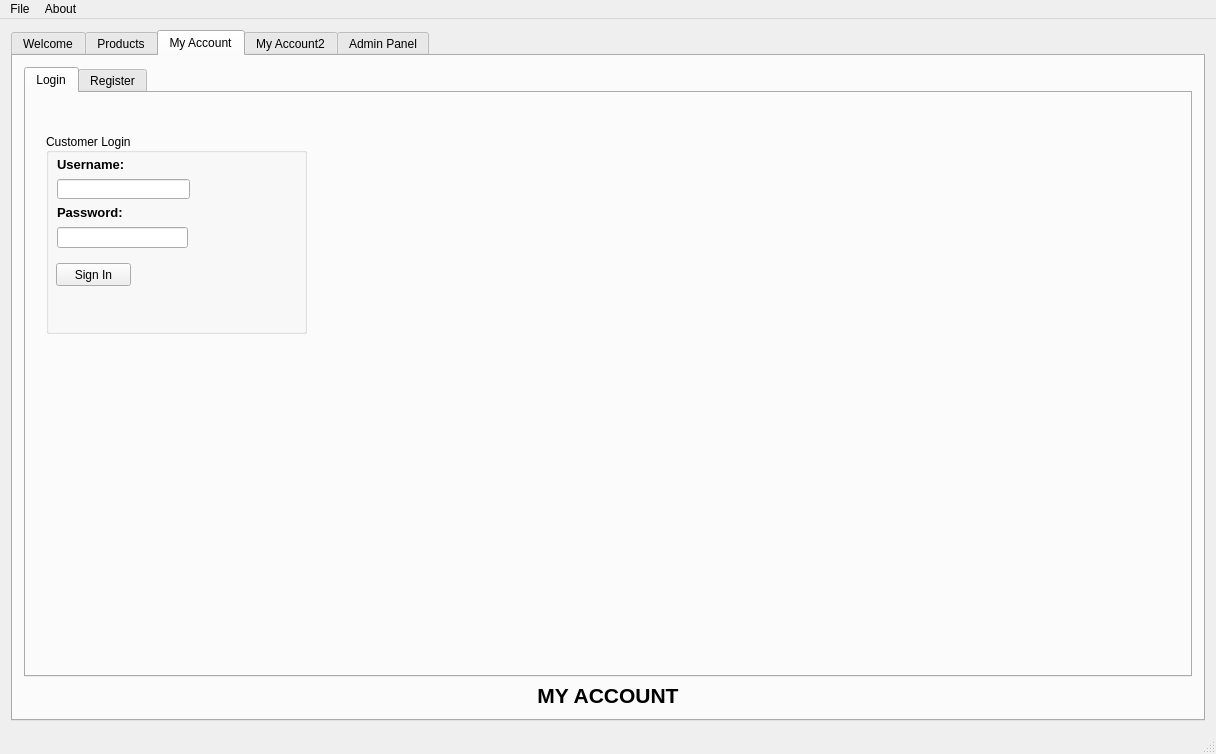
Old version of the form qt/mainwindow.ui in the repository minipunch/cs1cproject2.
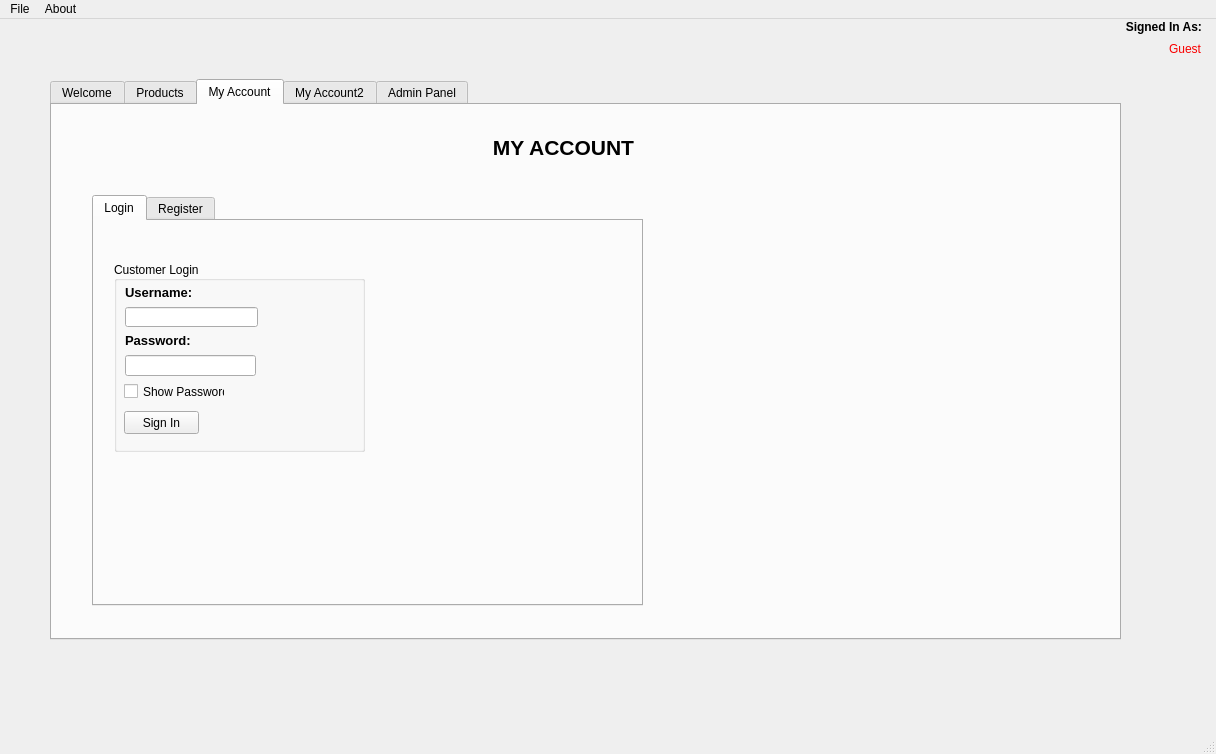
New version of the form. The open tabs and pages were chosen to show the change.

Diff of the .ui file:
```diff
--- a/qt/mainwindow.ui
+++ b/qt/mainwindow.ui
@@ -20,9 +20,28 @@
    <bool>false</bool>
   </property>
   <widget class="QWidget" name="centralWidget">
-   <layout class="QHBoxLayout" name="horizontalLayout">
-    <item>
+   <widget class="QLabel" name="Indicator">
+    <property name="geometry">
+     <rect>
+      <x>1160</x>
+      <y>20</y>
+      <width>41</width>
+      <height>21</height>
+     </rect>
+    </property>
+    <property name="text">
+     <string>&lt;html&gt;&lt;head/&gt;&lt;body&gt;&lt;p align=&quot;right&quot;&gt;&lt;span style=&quot; color:#f90000;&quot;&gt;Guest&lt;/span&gt;&lt;/p&gt;&lt;/body&gt;&lt;/html&gt;</string>
+    </property>
+   </widget>
      <widget class="QTabWidget" name="tabs">
+    <property name="geometry">
+     <rect>
+      <x>50</x>
+      <y>60</y>
+      <width>1071</width>
+      <height>561</height>
+     </rect>
+    </property>
       <property name="currentIndex">
        <number>2</number>
       </property>
@@ -40,11 +59,17 @@
        <attribute name="title">
         <string>My Account</string>
        </attribute>
-       <layout class="QVBoxLayout" name="verticalLayout_2">
-        <item>
          <widget class="QTabWidget" name="LoginTab">
+      <property name="geometry">
+       <rect>
+        <x>40</x>
+        <y>90</y>
+        <width>551</width>
+        <height>411</height>
+       </rect>
+      </property>
           <property name="currentIndex">
-           <number>1</number>
+       <number>0</number>
           </property>
           <widget class="QWidget" name="LoginTab">
            <attribute name="title">
@@ -58,8 +83,8 @@
              <rect>
               <x>20</x>
               <y>40</y>
-              <width>261</width>
-              <height>201</height>
+          <width>251</width>
+          <height>191</height>
              </rect>
             </property>
             <property name="title">
@@ -68,6 +93,19 @@
             <property name="alignment">
              <set>Qt::AlignLeading|Qt::AlignLeft|Qt::AlignVCenter</set>
             </property>
+        <widget class="QCheckBox" name="pWordToggle2">
+         <property name="geometry">
+          <rect>
+           <x>10</x>
+           <y>120</y>
+           <width>101</width>
+           <height>21</height>
+          </rect>
+         </property>
+         <property name="text">
+          <string>Show Password</string>
+         </property>
+        </widget>
             <widget class="QLineEdit" name="lineEdit">
              <property name="geometry">
               <rect>
@@ -107,7 +145,7 @@
              <property name="geometry">
               <rect>
                <x>10</x>
-               <y>130</y>
+           <y>150</y>
                <width>75</width>
                <height>23</height>
               </rect>
@@ -240,12 +278,15 @@
                <height>20</height>
               </rect>
              </property>
+         <property name="echoMode">
+          <enum>QLineEdit::Password</enum>
+         </property>
             </widget>
             <widget class="QPushButton" name="CreatAcct">
              <property name="geometry">
               <rect>
                <x>20</x>
-               <y>170</y>
+           <y>200</y>
                <width>91</width>
                <height>21</height>
               </rect>
@@ -254,12 +295,31 @@
               <string>Create Account</string>
              </property>
             </widget>
+        <widget class="QCheckBox" name="pWordToggle">
+         <property name="geometry">
+          <rect>
+           <x>20</x>
+           <y>170</y>
+           <width>101</width>
+           <height>21</height>
+          </rect>
+         </property>
+         <property name="text">
+          <string>Show Password</string>
+         </property>
            </widget>
           </widget>
          </widget>
-        </item>
-        <item>
+     </widget>
          <widget class="QLabel" name="myAccountLabel">
+      <property name="geometry">
+       <rect>
+        <x>430</x>
+        <y>20</y>
+        <width>163</width>
+        <height>45</height>
+       </rect>
+      </property>
           <property name="maximumSize">
            <size>
             <width>16777215</width>
@@ -276,8 +336,6 @@
            <number>10</number>
           </property>
          </widget>
-        </item>
-       </layout>
       </widget>
       <widget class="QWidget" name="myAccount2">
        <attribute name="title">
@@ -456,8 +514,19 @@
        </layout>
       </widget>
      </widget>
-    </item>
-   </layout>
+   <widget class="QLabel" name="label_7">
+    <property name="geometry">
+     <rect>
+      <x>1120</x>
+      <y>0</y>
+      <width>91</width>
+      <height>16</height>
+     </rect>
+    </property>
+    <property name="text">
+     <string>&lt;html&gt;&lt;head/&gt;&lt;body&gt;&lt;p align=&quot;center&quot;&gt;&lt;span style=&quot; font-weight:600;&quot;&gt;Signed In As: &lt;/span&gt;&lt;/p&gt;&lt;/body&gt;&lt;/html&gt;</string>
+    </property>
+   </widget>
   </widget>
   <widget class="QMenuBar" name="menuBar">
    <property name="geometry">
```
Lines whose indentation alone changed are shown as unchanged.
